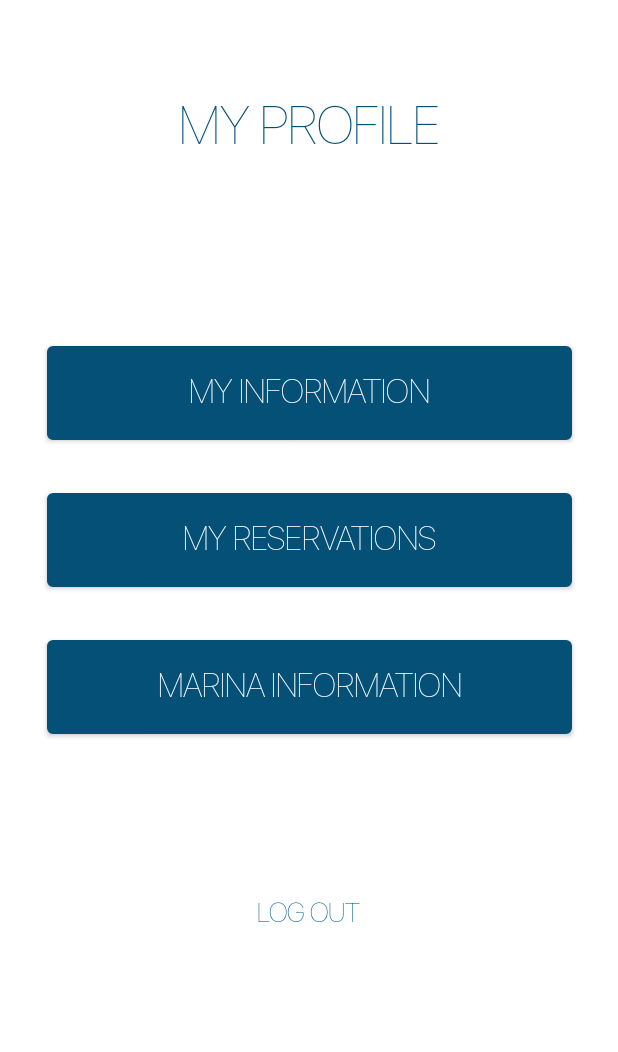
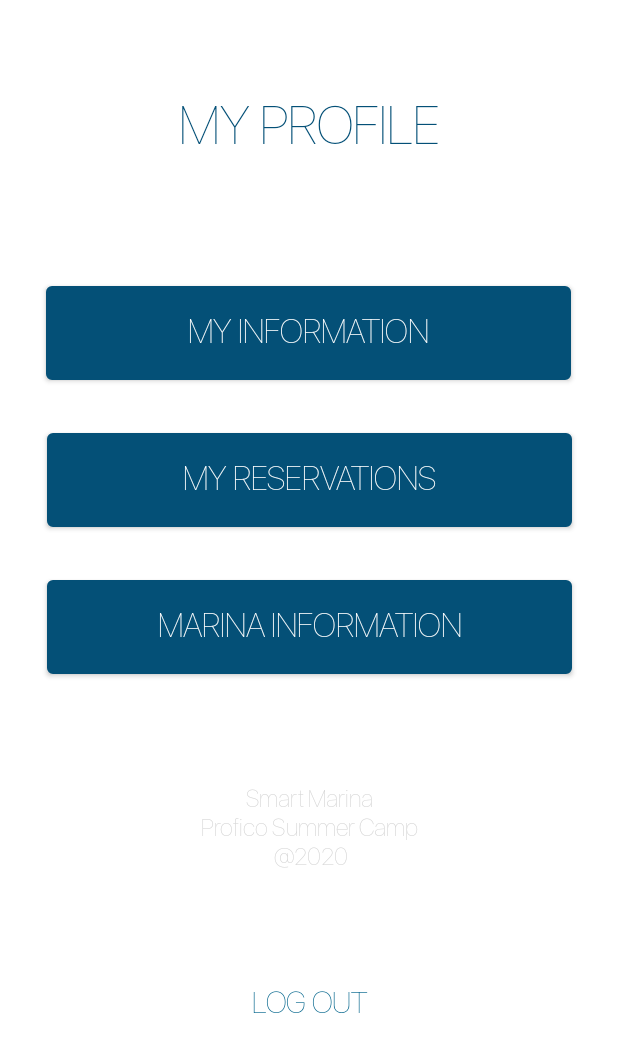
Before and after one commit to Petra2121/SmartMarinaApp, an Android app: the ProfileFragment screen opened through its navigation route, on a phone screen of 412 x 824 dp. Shown: the top 1052 px of the screen. Run offline under Robolectric (Android 15) with nearby library versions, the phone set to English and light mode, and no system bars; 1 statement that could not run was skipped.

Commit message:
dodan onaj stamp od fabijana

```diff
--- a/app/src/main/java/com/profico/smartmarina/data/model/MyReservationsResponse.kt
+++ b/app/src/main/java/com/profico/smartmarina/data/model/MyReservationsResponse.kt
@@ -27,6 +27,7 @@ data class MyReservations(
     @Json(name = "boat") val boat : BoatData
 
     )
+
 data class BoatData(
     @Json(name = "_id") val boatId : String,
     @Json(name = "name") val boatName : String ,
--- a/app/src/main/res/layout/fragment_profile.xml
+++ b/app/src/main/res/layout/fragment_profile.xml
@@ -28,15 +28,16 @@
         android:id="@+id/myInfoProf"
         android:layout_width="350dp"
         android:layout_height="wrap_content"
-        android:layout_marginTop="120dp"
+        android:layout_marginTop="80dp"
+        android:background="@drawable/shapecom"
+        android:backgroundTint="@color/blue"
+        android:fontFamily="@font/san_francisco"
         android:padding="15dp"
         android:text="My Information"
+        android:textColor="@color/white"
         android:textSize="22sp"
-        android:background="@drawable/shapecom"
-        android:backgroundTint="@color/blue"
-        android:textColor="@color/white"
-        android:fontFamily="@font/san_francisco"
         app:layout_constraintEnd_toEndOf="parent"
+        app:layout_constraintHorizontal_bias="0.491"
         app:layout_constraintStart_toStartOf="parent"
         app:layout_constraintTop_toBottomOf="@+id/myProfile" />
 
@@ -72,20 +73,38 @@
         app:layout_constraintStart_toStartOf="parent"
         app:layout_constraintTop_toBottomOf="@+id/myReservProf" />
 
+    <TextView
+        android:id="@+id/registration"
+        android:layout_width="250dp"
+        android:layout_height="wrap_content"
+        android:layout_gravity="center_horizontal"
+        android:layout_marginTop="72dp"
+        android:background="@android:color/transparent"
+        android:fontFamily="@font/san_francisco"
+        android:gravity="center"
+        android:text="Smart Marina\n Profico Summer Camp \n @2020"
+        android:textColor="@color/lightgrey"
+        android:textSize="16sp"
+        android:textStyle="bold"
+        app:layout_constraintEnd_toEndOf="parent"
+        app:layout_constraintHorizontal_bias="0.5"
+        app:layout_constraintStart_toStartOf="parent"
+        app:layout_constraintTop_toBottomOf="@+id/marinaInfoProf" />
+
     <Button
         android:id="@+id/log_out"
         android:layout_width="250dp"
         android:layout_height="wrap_content"
         android:layout_gravity="center_horizontal"
-        android:layout_marginTop="96dp"
+        android:layout_marginTop="196dp"
         android:background="@android:color/transparent"
         android:fontFamily="@font/san_francisco"
         android:text="Log out"
         android:textColor="@color/colorPrimary"
-        android:textSize="18sp"
+        android:textSize="20sp"
         android:textStyle="bold"
         app:layout_constraintEnd_toEndOf="parent"
-        app:layout_constraintHorizontal_bias="0.496"
+        app:layout_constraintHorizontal_bias="0.5"
         app:layout_constraintStart_toStartOf="parent"
         app:layout_constraintTop_toBottomOf="@+id/marinaInfoProf" />
 
--- a/app/src/main/res/navigation/root_navigation_graph.xml
+++ b/app/src/main/res/navigation/root_navigation_graph.xml
@@ -132,7 +132,9 @@
         android:id="@+id/myReservationsFragment"
         android:name="com.profico.smartmarina.ui.MyReservationsFragment"
         android:label="fragment_my_reservations"
-        tools:layout="@layout/fragment_my_reservations" />
+        tools:layout="@layout/fragment_my_reservations" >
+
+    </fragment>
     <fragment
         android:id="@+id/myInformationFragment"
         android:name="com.profico.smartmarina.ui.MyInformationFragment"
@@ -240,4 +242,5 @@
             app:argType="string"/>
     </fragment>
 
+
 </navigation>
--- a/app/src/main/res/values/colors.xml
+++ b/app/src/main/res/values/colors.xml
@@ -12,4 +12,6 @@
     <color name="black">#000000</color>
     <color name="white">#FFFFFF</color>
     <color name="grey">#B2B2B2</color>
+    <color name="lightgrey">#D6D6D6</color>
+
 </resources>
```
